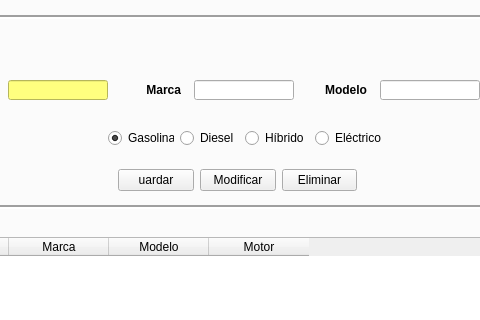
Qt form ui/ventMain.ui (arielcostas/dam-di-costasguerrero) before a commit; both pictures show x 284 to 764 and y 237 to 557 of the 1000 by 750 pixel window.
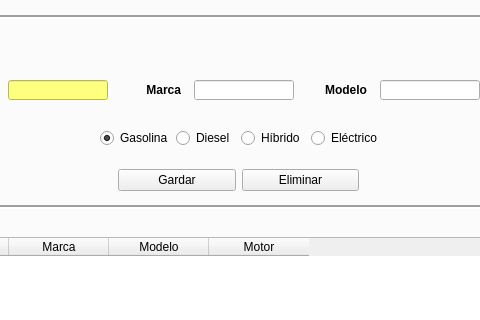
The same form after that commit. Icons and pictures are not drawn.

The edit to the form file:
```diff
--- a/ui/ventMain.ui
+++ b/ui/ventMain.ui
@@ -533,9 +533,9 @@
      <widget class="QWidget" name="layoutWidget_3">
       <property name="geometry">
        <rect>
-        <x>390</x>
+        <x>382</x>
         <y>290</y>
-        <width>273</width>
+        <width>281</width>
         <height>22</height>
        </rect>
       </property>
@@ -870,7 +870,7 @@
        <rect>
         <x>400</x>
         <y>330</y>
-        <width>239</width>
+        <width>241</width>
         <height>26</height>
        </rect>
       </property>
@@ -878,14 +878,7 @@
        <item>
         <widget class="QPushButton" name="buttonGuardarCliente">
          <property name="text">
-          <string>uardar</string>
-         </property>
-        </widget>
-       </item>
-       <item>
-        <widget class="QPushButton" name="buttonModificarCliente">
-         <property name="text">
-          <string>Modificar</string>
+          <string>Gardar</string>
          </property>
         </widget>
        </item>
```
